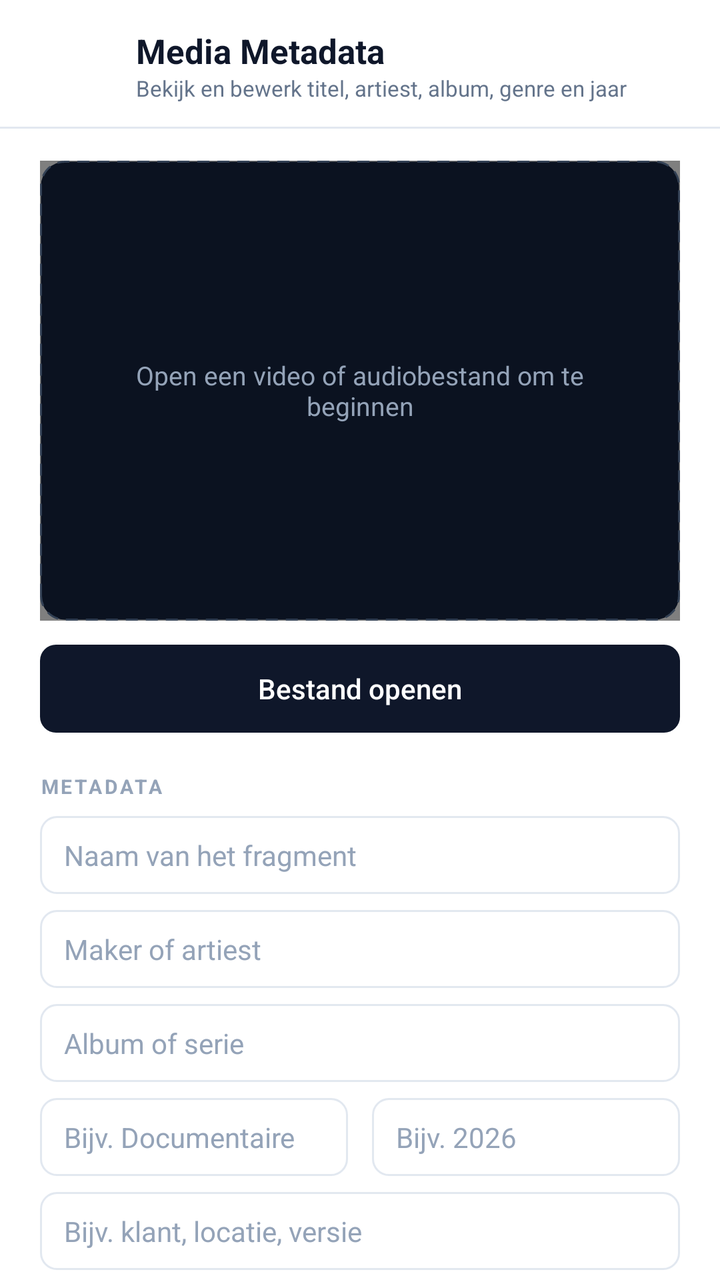
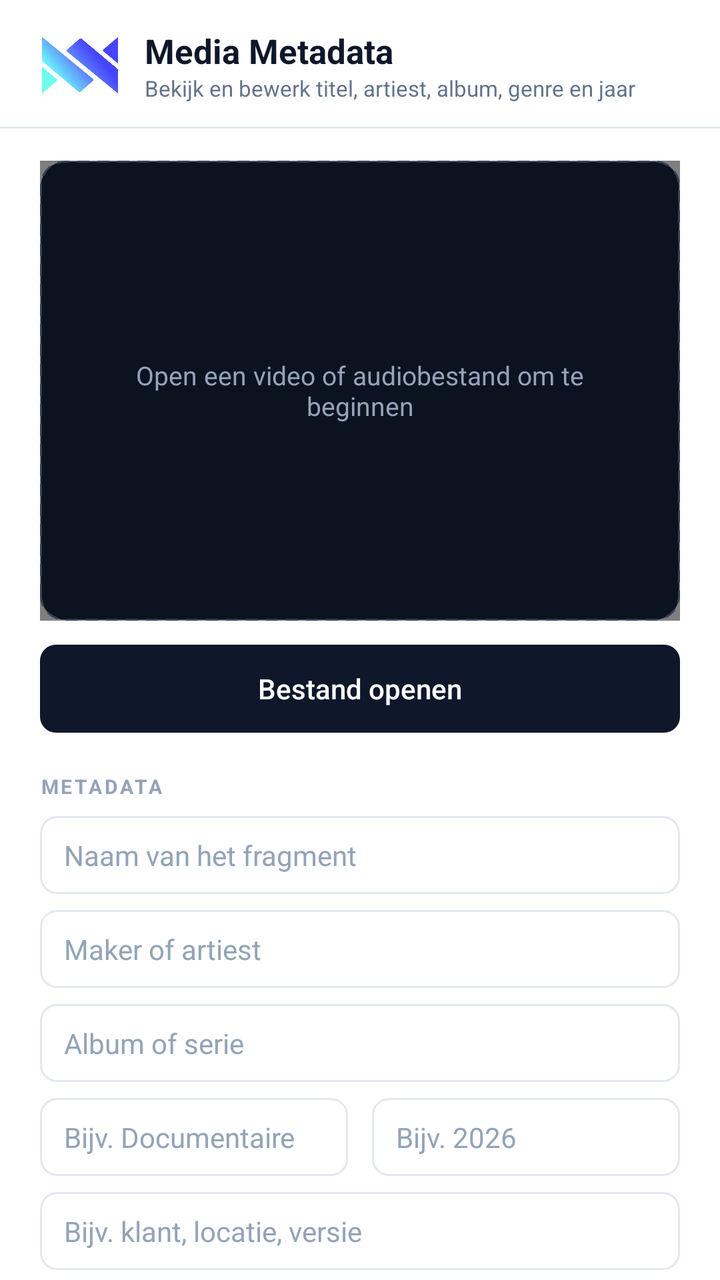

The first picture is an Android layout as it rendered before a commit; the second is the same layout after the commit. The layout source and the unified diff follow.
<!-- AndroidManifest.xml: application theme AppTheme -->
<!-- res/layout/activity_main.xml -->
<?xml version="1.0" encoding="utf-8"?>
<LinearLayout xmlns:android="http://schemas.android.com/apk/res/android"
    xmlns:app="http://schemas.android.com/apk/res-auto"
    android:layout_width="match_parent"
    android:layout_height="match_parent"
    android:orientation="vertical"
    android:background="@color/paper"
    android:fitsSystemWindows="true">

    
    <LinearLayout
        android:layout_width="match_parent"
        android:layout_height="wrap_content"
        android:orientation="horizontal"
        android:gravity="center_vertical"
        android:paddingStart="20dp"
        android:paddingEnd="20dp"
        android:paddingTop="14dp"
        android:paddingBottom="12dp">

        <ImageView
            android:layout_width="36dp"
            android:layout_height="36dp"
            android:src="@mipmap/ic_launcher"
            android:contentDescription="@string/app_name" />

        <LinearLayout
            android:layout_width="0dp"
            android:layout_height="wrap_content"
            android:layout_weight="1"
            android:orientation="vertical"
            android:layout_marginStart="12dp">

            <TextView
                android:layout_width="wrap_content"
                android:layout_height="wrap_content"
                android:text="@string/app_name"
                android:textSize="17sp"
                android:textStyle="bold"
                android:textColor="@color/ink" />

            <TextView
                android:layout_width="wrap_content"
                android:layout_height="wrap_content"
                android:text="@string/app_subtitle"
                android:textSize="11sp"
                android:textColor="@color/muted" />
        </LinearLayout>
    </LinearLayout>

    <View
        android:layout_width="match_parent"
        android:layout_height="1dp"
        android:background="@color/line" />

    <ScrollView
        android:layout_width="match_parent"
        android:layout_height="0dp"
        android:layout_weight="1"
        android:fillViewport="true"
        android:scrollbars="none">

        <LinearLayout
            android:layout_width="match_parent"
            android:layout_height="wrap_content"
            android:orientation="vertical"
            android:paddingStart="20dp"
            android:paddingEnd="20dp"
            android:paddingTop="16dp"
            android:paddingBottom="24dp">

            
            <FrameLayout
                android:id="@+id/playerContainer"
                android:layout_width="match_parent"
                android:layout_height="230dp"
                android:background="@drawable/player_bg">

                <androidx.media3.ui.PlayerView
                    android:id="@+id/playerView"
                    android:layout_width="match_parent"
                    android:layout_height="match_parent"
                    app:use_controller="true"
                    app:show_buffering="when_playing"
                    app:resize_mode="fit"
                    app:surface_type="surface_view" />

                <ImageView
                    android:id="@+id/posterImage"
                    android:layout_width="match_parent"
                    android:layout_height="match_parent"
                    android:scaleType="fitCenter"
                    android:contentDescription="@string/hint_open"
                    android:visibility="gone" />

                <TextView
                    android:id="@+id/hintText"
                    android:layout_width="match_parent"
                    android:layout_height="match_parent"
                    android:gravity="center"
                    android:padding="24dp"
                    android:background="@drawable/player_hint_bg"
                    android:text="@string/hint_open"
                    android:textColor="#94A3B8"
                    android:textSize="13sp" />
            </FrameLayout>

            <TextView
                android:id="@+id/fileInfo"
                android:layout_width="match_parent"
                android:layout_height="wrap_content"
                android:layout_marginTop="8dp"
                android:textSize="11sp"
                android:textColor="#94A3B8"
                android:visibility="gone" />

            <Button
                android:id="@+id/openButton"
                style="@style/ButtonPrimary"
                android:layout_width="match_parent"
                android:layout_height="wrap_content"
                android:layout_marginTop="12dp"
                android:text="@string/open_file" />

            
            <TextView
                android:layout_width="wrap_content"
                android:layout_height="wrap_content"
                android:layout_marginTop="20dp"
                android:text="@string/metadata"
                android:textSize="10sp"
                android:textStyle="bold"
                android:letterSpacing="0.12"
                android:textColor="#94A3B8" />

            <TextView style="@style/FieldLabel" android:text="@string/field_title" />
            <EditText
                android:id="@+id/titleEdit"
                style="@style/Field"
                android:hint="@string/hint_title"
                android:inputType="textCapSentences" />

            <TextView style="@style/FieldLabel" android:text="@string/field_artist" />
            <EditText
                android:id="@+id/artistEdit"
                style="@style/Field"
                android:hint="@string/hint_artist"
                android:inputType="textPersonName" />

            <TextView style="@style/FieldLabel" android:text="@string/field_album" />
            <EditText
                android:id="@+id/albumEdit"
                style="@style/Field"
                android:hint="@string/hint_album"
                android:inputType="textCapSentences" />

            <LinearLayout
                android:layout_width="match_parent"
                android:layout_height="wrap_content"
                android:orientation="horizontal">

                <LinearLayout
                    android:layout_width="0dp"
                    android:layout_height="wrap_content"
                    android:layout_weight="1"
                    android:orientation="vertical">

                    <TextView style="@style/FieldLabel" android:text="@string/field_genre" />
                    <EditText
                        android:id="@+id/genreEdit"
                        style="@style/Field"
                        android:hint="@string/hint_genre"
                        android:inputType="textCapSentences" />
                </LinearLayout>

                <LinearLayout
                    android:layout_width="0dp"
                    android:layout_height="wrap_content"
                    android:layout_weight="1"
                    android:layout_marginStart="12dp"
                    android:orientation="vertical">

                    <TextView style="@style/FieldLabel" android:text="@string/field_year" />
                    <EditText
                        android:id="@+id/yearEdit"
                        style="@style/Field"
                        android:hint="@string/hint_year"
                        android:inputType="number" />
                </LinearLayout>
            </LinearLayout>

            <TextView style="@style/FieldLabel" android:text="@string/field_comment" />
            <EditText
                android:id="@+id/commentEdit"
                style="@style/Field"
                android:hint="@string/hint_comment"
                android:inputType="textCapSentences" />

            <LinearLayout
                android:layout_width="match_parent"
                android:layout_height="wrap_content"
                android:layout_marginTop="18dp"
                android:orientation="horizontal">

                <Button
                    android:id="@+id/readButton"
                    style="@style/ButtonSecondary"
                    android:layout_width="0dp"
                    android:layout_height="wrap_content"
                    android:layout_weight="1"
                    android:text="@string/read_again" />

                <Button
                    android:id="@+id/saveButton"
                    style="@style/ButtonPrimary"
                    android:layout_width="0dp"
                    android:layout_height="wrap_content"
                    android:layout_weight="1"
                    android:layout_marginStart="12dp"
                    android:text="@string/save" />
            </LinearLayout>

            <ProgressBar
                android:id="@+id/progressBar"
                style="?android:attr/progressBarStyleHorizontal"
                android:layout_width="match_parent"
                android:layout_height="wrap_content"
                android:layout_marginTop="12dp"
                android:indeterminate="true"
                android:visibility="gone" />

            <TextView
                android:id="@+id/statusText"
                android:layout_width="match_parent"
                android:layout_height="wrap_content"
                android:layout_marginTop="12dp"
                android:text="@string/status_ready"
                android:textSize="11sp"
                android:textColor="@color/muted" />
        </LinearLayout>
    </ScrollView>
</LinearLayout>
<!-- resources referenced by this layout -->
<resources>
  <color name="ink">#0F172A</color>
  <color name="line">#E2E8F0</color>
  <color name="muted">#64748B</color>
  <color name="paper">#FFFFFF</color>
  <!-- drawable player_bg (drawable) -->
  <?xml version="1.0" encoding="utf-8"?>
  <shape xmlns:android="http://schemas.android.com/apk/res/android" android:shape="rectangle">
      <solid android:color="@color/player" />
      <corners android:radius="12dp" />
  </shape>
  <!-- drawable player_hint_bg (drawable) -->
  <?xml version="1.0" encoding="utf-8"?>
  <shape xmlns:android="http://schemas.android.com/apk/res/android" android:shape="rectangle">
      <solid android:color="@color/player" />
      <stroke android:width="1dp" android:color="#334155" android:dashWidth="6dp" android:dashGap="4dp" />
      <corners android:radius="12dp" />
  </shape>
  <!-- mipmap ic_launcher (mipmap-anydpi-v26) -->
  <?xml version="1.0" encoding="utf-8"?>
  <adaptive-icon xmlns:android="http://schemas.android.com/apk/res/android">
      <background android:drawable="@color/ink" />
      <foreground android:drawable="@drawable/ic_launcher_foreground" />
  </adaptive-icon>
  <string name="app_name">Media Metadata</string>
  <string name="app_subtitle">Bekijk en bewerk titel, artiest, album, genre en jaar</string>
  <string name="field_album">Album</string>
  <string name="field_artist">Artiest</string>
  <string name="field_comment">Commentaar / labels</string>
  <string name="field_genre">Genre</string>
  <string name="field_title">Titel</string>
  <string name="field_year">Jaar</string>
  <string name="hint_album">Album of serie</string>
  <string name="hint_artist">Maker of artiest</string>
  <string name="hint_comment">Bijv. klant, locatie, versie</string>
  <string name="hint_genre">Bijv. Documentaire</string>
  <string name="hint_open">Open een video of audiobestand om te beginnen</string>
  <string name="hint_title">Naam van het fragment</string>
  <string name="hint_year">Bijv. 2026</string>
  <string name="metadata">METADATA</string>
  <string name="open_file">Bestand openen</string>
  <string name="read_again">Opnieuw lezen</string>
  <string name="save">Opslaan</string>
  <string name="status_ready">Nog geen bestand geopend.</string>
  <style name="ButtonPrimary" parent="Widget.AppCompat.Button.Borderless">
          <item name="android:background">@drawable/btn_primary</item>
          <item name="android:textColor">#FFFFFF</item>
          <item name="android:textSize">14sp</item>
          <item name="android:textAllCaps">false</item>
          <item name="android:paddingStart">20dp</item>
          <item name="android:paddingEnd">20dp</item>
          <item name="android:minHeight">44dp</item>
      </style>
  <style name="ButtonSecondary" parent="Widget.AppCompat.Button.Borderless">
          <item name="android:background">@drawable/btn_secondary</item>
          <item name="android:textColor">@color/ink</item>
          <item name="android:textSize">14sp</item>
          <item name="android:textAllCaps">false</item>
          <item name="android:paddingStart">16dp</item>
          <item name="android:paddingEnd">16dp</item>
          <item name="android:minHeight">44dp</item>
      </style>
  <style name="FieldLabel">
          <item name="android:textSize">11sp</item>
          <item name="android:textColor">@color/muted</item>
          <item name="android:layout_marginTop">8dp</item>
      </style>
  <color name="player">#0B1220</color>
  <!-- drawable ic_launcher_foreground: png bitmap (drawable-nodpi, 8144 bytes) -->
  <!-- drawable field_bg (drawable) -->
  <?xml version="1.0" encoding="utf-8"?>
  <shape xmlns:android="http://schemas.android.com/apk/res/android" android:shape="rectangle">
      <solid android:color="@color/paper" />
      <stroke android:width="1dp" android:color="@color/line" />
      <corners android:radius="8dp" />
  </shape>
  <color name="accent">#1D4ED8</color>
  <!-- unchanged entries left out for length: 4 -->
</resources>

<!-- the commit's change to res/layout/activity_main.xml (unified diff, before → after) -->
@@ -19,10 +19,11 @@
         android:paddingBottom="12dp">
 
         <ImageView
-            android:layout_width="36dp"
-            android:layout_height="36dp"
-            android:src="@mipmap/ic_launcher"
-            android:contentDescription="@string/app_name" />
+            android:layout_width="wrap_content"
+            android:layout_height="30dp"
+            android:adjustViewBounds="true"
+            android:src="@drawable/werdens_logo"
+            android:contentDescription="Werdens Media" />
 
         <LinearLayout
             android:layout_width="0dp"
<!-- resource entries referenced after the edit -->
@@ -17,12 +17,7 @@
       <stroke android:width="1dp" android:color="#334155" android:dashWidth="6dp" android:dashGap="4dp" />
       <corners android:radius="12dp" />
   </shape>
-  <!-- mipmap ic_launcher (mipmap-anydpi-v26) -->
-  <?xml version="1.0" encoding="utf-8"?>
-  <adaptive-icon xmlns:android="http://schemas.android.com/apk/res/android">
-      <background android:drawable="@color/ink" />
-      <foreground android:drawable="@drawable/ic_launcher_foreground" />
-  </adaptive-icon>
+  <!-- drawable werdens_logo: png bitmap (drawable-nodpi, 121232 bytes) -->
   <string name="app_name">Media Metadata</string>
   <string name="app_subtitle">Bekijk en bewerk titel, artiest, album, genre en jaar</string>
   <string name="field_album">Album</string>
@@ -67,7 +62,6 @@
           <item name="android:layout_marginTop">8dp</item>
       </style>
   <color name="player">#0B1220</color>
-  <!-- drawable ic_launcher_foreground: png bitmap (drawable-nodpi, 8144 bytes) -->
   <!-- drawable field_bg (drawable) -->
   <?xml version="1.0" encoding="utf-8"?>
   <shape xmlns:android="http://schemas.android.com/apk/res/android" android:shape="rectangle">
